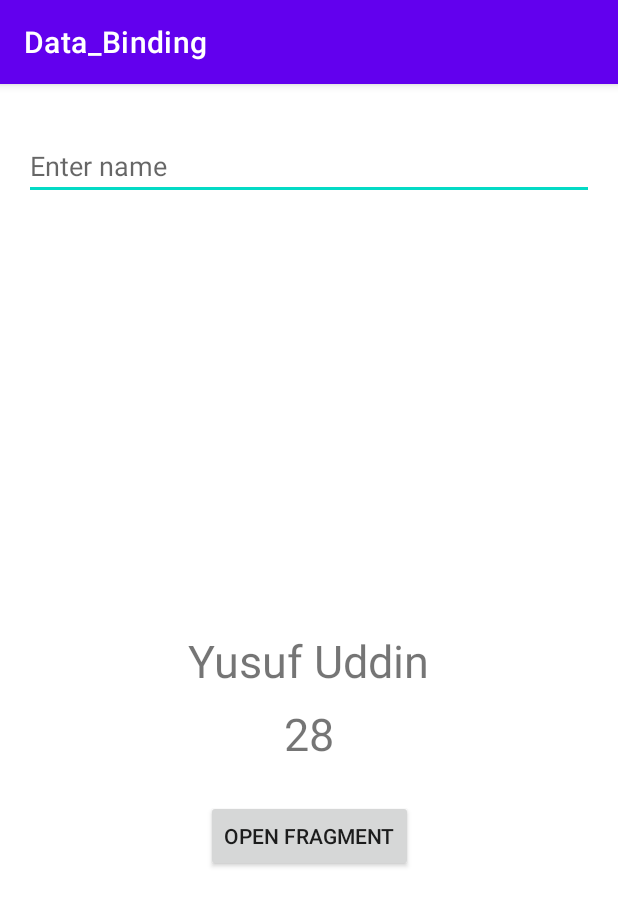
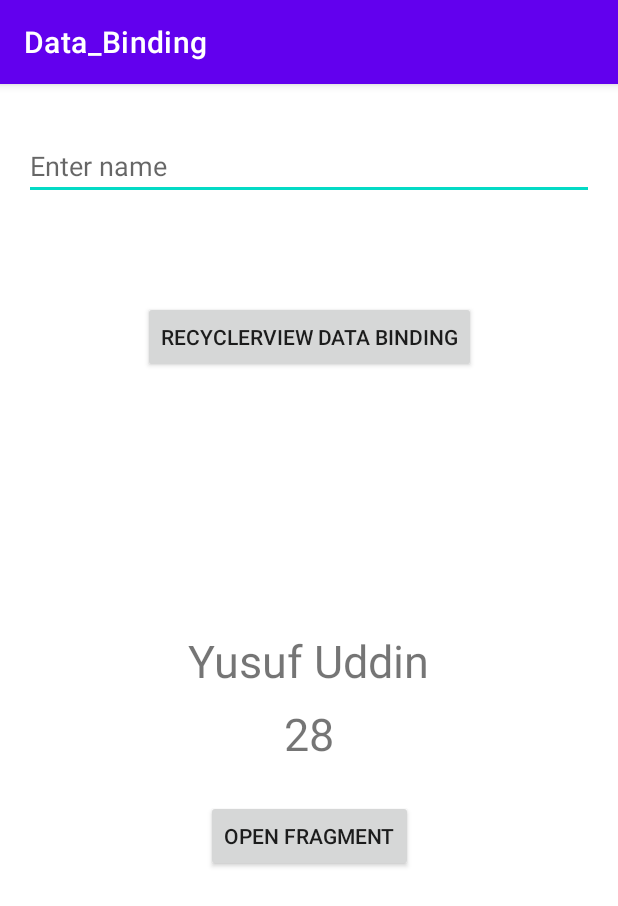
Before and after one commit to EusufUddin8926/Data-Binding, an Android app: the screen it shows after launch (MainActivity), on a phone screen of 412 x 824 dp. Shown: the top 906 px of the screen. Run offline under Robolectric (Android 15) with nearby library versions, the phone set to English and light mode, and no system bars; our stand-ins replace data binding.

Commit message:
RecyclerView Binding start

```diff
--- a/app/src/main/AndroidManifest.xml
+++ b/app/src/main/AndroidManifest.xml
@@ -11,6 +11,9 @@
         android:supportsRtl="true"
         android:theme="@style/Theme.Data_Binding"
         tools:targetApi="31">
+        <activity
+            android:name=".RecyclerViewActivity"
+            android:exported="false" />
         <activity
             android:name=".FragmentActivity"
             android:exported="false" />
--- a/app/src/main/java/com/example/data_binding/MainActivity.java
+++ b/app/src/main/java/com/example/data_binding/MainActivity.java
@@ -3,6 +3,7 @@ package com.example.data_binding;
 import androidx.appcompat.app.AppCompatActivity;
 import androidx.databinding.DataBindingUtil;
 import androidx.lifecycle.ViewModelProvider;
+import androidx.recyclerview.widget.RecyclerView;
 
 import android.content.Intent;
 import android.os.Bundle;
@@ -27,6 +28,14 @@ public class MainActivity extends AppCompatActivity {
             startActivity(intent);
         });
 
+        binding.recBinding.setOnClickListener(new View.OnClickListener() {
+            @Override
+            public void onClick(View view) {
+                Intent intent = new Intent(MainActivity.this, RecyclerViewActivity.class);
+                startActivity(intent);
+            }
+        });
+
 
     }
 }
--- a/app/src/main/res/layout/activity_main.xml
+++ b/app/src/main/res/layout/activity_main.xml
@@ -74,6 +74,16 @@
             bind:layout_constraintStart_toStartOf="parent"
             bind:layout_constraintTop_toTopOf="parent" />
 
+        <androidx.appcompat.widget.AppCompatButton
+            android:id="@+id/recBinding"
+            android:layout_width="wrap_content"
+            android:layout_height="wrap_content"
+            android:layout_marginTop="16dp"
+            android:text="RecyclerView Data Binding"
+            bind:layout_constraintEnd_toEndOf="@+id/textView"
+            bind:layout_constraintStart_toStartOf="@+id/textView"
+            bind:layout_constraintTop_toBottomOf="@+id/textView" />
+
 
     </androidx.constraintlayout.widget.ConstraintLayout>
 </layout>
--- a/app/src/main/res/layout/fragment_product_details.xml
+++ b/app/src/main/res/layout/fragment_product_details.xml
@@ -91,7 +91,7 @@
             android:layout_width="wrap_content"
             android:layout_height="wrap_content"
             android:layout_marginEnd="50dp"
-            android:text="@{StringUtils.getTotalRatings(product.totalRatings)}"
+            app:ratingText="@{product.totalRatings}"
             app:layout_constraintBottom_toBottomOf="@id/rating_bar"
             app:layout_constraintRight_toRightOf="parent"
             app:layout_constraintTop_toTopOf="@id/rating_bar" />
@@ -106,7 +106,7 @@
             android:layout_marginTop="8dp"
             android:layout_marginBottom="8dp"
             android:gravity="center"
-            android:text="@{StringUtils.getPrice(product.price)}"
+            app:priceText="@{product.price}"
             android:textSize="20sp"
             app:layout_constraintStart_toStartOf="parent"
             app:layout_constraintTop_toBottomOf="@+id/iv_product" />
```
Also changed, not shown: app/src/main/java/com/example/data_binding/DataBindingAdapters/ImageBindingAdapter.java (+14 -3 lines), app/src/main/java/com/example/data_binding/RecyclerViewActivity.java (added, +14 -0 lines), app/src/main/res/layout/activity_recycler_view.xml (added, +9 -0 lines).
